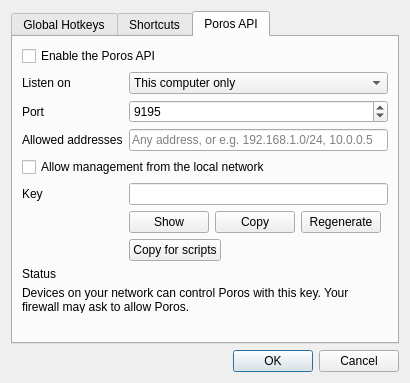
The window that include/ui/setting/dialog_integration.ui (tergride/poros) describes before a commit, drawn with Qt 5.
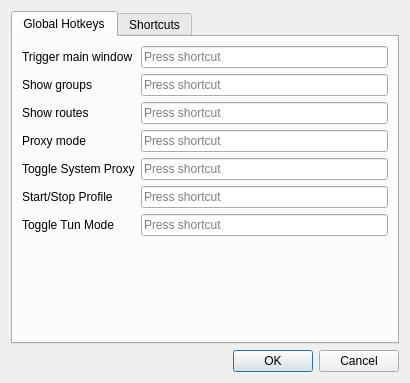
The same window after the commit. The open tabs and pages were chosen to show the change. Custom widgets are drawn as their Qt base class.

Commit message:
refactor: remove features Poros does not ship
Delete the remote API, background service, IP scanner and lists, WebDAV, Tailscale, Extra Core, and the unused dashboard and diagnostics code. Keep upstream merges small by filtering sources in CMakeLists.txt, and add script/merge_upstream.ps1 with .gitattributes to resolve deleted files, the README and translations.

Diff of the .ui file:
```diff
--- a/include/ui/setting/dialog_integration.ui
+++ b/include/ui/setting/dialog_integration.ui
@@ -144,225 +144,6 @@
        </item>
       </layout>
      </widget>
-     <widget class="QWidget" name="tab_api">
-      <attribute name="title">
-       <string>Poros API</string>
-      </attribute>
-      <layout class="QFormLayout" name="apiLayout">
-       <item row="0" column="0" colspan="2">
-        <widget class="QCheckBox" name="api_enable">
-         <property name="text">
-          <string>Enable the Poros API</string>
-         </property>
-        </widget>
-       </item>
-       <item row="1" column="0">
-        <widget class="QLabel" name="api_listen_l">
-         <property name="text">
-          <string>Listen on</string>
-         </property>
-         <property name="buddy">
-          <cstring>api_listen</cstring>
-         </property>
-        </widget>
-       </item>
-       <item row="1" column="1">
-        <widget class="QComboBox" name="api_listen">
-         <item>
-          <property name="text">
-           <string>This computer only</string>
-          </property>
-         </item>
-         <item>
-          <property name="text">
-           <string>Local network</string>
-          </property>
-         </item>
-        </widget>
-       </item>
-       <item row="2" column="0">
-        <widget class="QLabel" name="api_port_l">
-         <property name="text">
-          <string>Port</string>
-         </property>
-         <property name="buddy">
-          <cstring>api_port</cstring>
-         </property>
-        </widget>
-       </item>
-       <item row="2" column="1">
-        <widget class="QSpinBox" name="api_port">
-         <property name="minimum">
-          <number>1</number>
-         </property>
-         <property name="maximum">
-          <number>65535</number>
-         </property>
-         <property name="value">
-          <number>9195</number>
-         </property>
-        </widget>
-       </item>
-       <item row="3" column="0">
-        <widget class="QLabel" name="api_allow_l">
-         <property name="text">
-          <string>Allowed addresses</string>
-         </property>
-         <property name="buddy">
-          <cstring>api_allow</cstring>
-         </property>
-        </widget>
-       </item>
-       <item row="3" column="1">
-        <widget class="QLineEdit" name="api_allow">
-         <property name="placeholderText">
-          <string>Any address, or e.g. 192.168.1.0/24, 10.0.0.5</string>
-         </property>
-        </widget>
-       </item>
-       <item row="4" column="0" colspan="2">
-        <widget class="QCheckBox" name="api_admin_lan">
-         <property name="toolTip">
-          <string>Lets devices on the local network import, delete, change settings, back up and restore through the Poros API. This device can always do so.</string>
-         </property>
-         <property name="text">
-          <string>Allow management from the local network</string>
-         </property>
-        </widget>
-       </item>
-       <item row="5" column="0">
-        <widget class="QLabel" name="api_key_l">
-         <property name="text">
-          <string>Key</string>
-         </property>
-         <property name="buddy">
-          <cstring>api_key</cstring>
-         </property>
-        </widget>
-       </item>
-       <item row="5" column="1">
-        <widget class="QLineEdit" name="api_key">
-         <property name="echoMode">
-          <enum>QLineEdit::EchoMode::Password</enum>
-         </property>
-         <property name="readOnly">
-          <bool>true</bool>
-         </property>
-        </widget>
-       </item>
-       <item row="6" column="1">
-        <layout class="QHBoxLayout" name="apiKeyButtons">
-         <item>
-          <widget class="QPushButton" name="api_key_show">
-           <property name="text">
-            <string>Show</string>
-           </property>
-           <property name="checkable">
-            <bool>true</bool>
-           </property>
-          </widget>
-         </item>
-         <item>
-          <widget class="QPushButton" name="api_key_copy">
-           <property name="text">
-            <string>Copy</string>
-           </property>
-          </widget>
-         </item>
-         <item>
-          <widget class="QPushButton" name="api_key_regenerate">
-           <property name="text">
-            <string>Regenerate</string>
-           </property>
-          </widget>
-         </item>
-         <item>
-          <spacer name="apiKeyButtonsSpacer">
-           <property name="orientation">
-            <enum>Qt::Orientation::Horizontal</enum>
-           </property>
-           <property name="sizeHint" stdset="0">
-            <size>
-             <width>40</width>
-             <height>20</height>
-            </size>
-           </property>
-          </spacer>
-         </item>
-        </layout>
-       </item>
-       <item row="7" column="1">
-        <layout class="QHBoxLayout" name="apiCopyLayout">
-         <item>
-          <widget class="QPushButton" name="api_copy_env">
-           <property name="text">
-            <string>Copy for scripts</string>
-           </property>
-          </widget>
-         </item>
-         <item>
-          <spacer name="apiCopySpacer">
-           <property name="orientation">
-            <enum>Qt::Orientation::Horizontal</enum>
-           </property>
-           <property name="sizeHint" stdset="0">
-            <size>
-             <width>40</width>
-             <height>20</height>
-            </size>
-           </property>
-          </spacer>
-         </item>
-        </layout>
-       </item>
-       <item row="8" column="0">
-        <widget class="QLabel" name="api_status_l">
-         <property name="text">
-          <string>Status</string>
-         </property>
-        </widget>
-       </item>
-       <item row="8" column="1">
-        <widget class="QLabel" name="api_status">
-         <property name="textFormat">
-          <enum>Qt::TextFormat::PlainText</enum>
-         </property>
-         <property name="wordWrap">
-          <bool>true</bool>
-         </property>
-         <property name="textInteractionFlags">
-          <set>Qt::TextInteractionFlag::TextSelectableByMouse</set>
-         </property>
-        </widget>
-       </item>
-       <item row="9" column="0" colspan="2">
-        <widget class="QLabel" name="api_lan_warning">
-         <property name="text">
-          <string>Devices on your network can control Poros with this key. Your firewall may ask to allow Poros.</string>
-         </property>
-         <property name="textFormat">
-          <enum>Qt::TextFormat::PlainText</enum>
-         </property>
-         <property name="wordWrap">
-          <bool>true</bool>
-         </property>
-        </widget>
-       </item>
-       <item row="10" column="0" colspan="2">
-        <widget class="QLabel" name="api_help">
-         <property name="textFormat">
-          <enum>Qt::TextFormat::RichText</enum>
-         </property>
-         <property name="wordWrap">
-          <bool>true</bool>
-         </property>
-         <property name="openExternalLinks">
-          <bool>true</bool>
-         </property>
-        </widget>
-       </item>
-      </layout>
-     </widget>
     </widget>
    </item>
    <item>
```
The commit also changes 110 other files.
